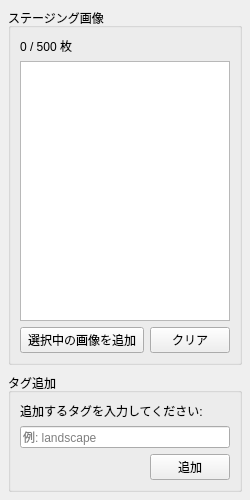
First picture: the form in src/lorairo/gui/designer/BatchTagAddWidget.ui, repository NEXTAltair/LoRAIro, before the edit.
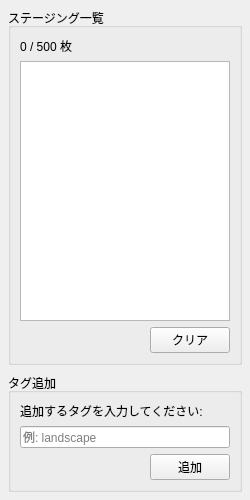
Second picture: the form after the edit.

Commit message:
refactor: Update Qt Designer UI files for batch tag workflow
- Reorganize BatchTagAddWidget.ui layout
- Update MainWindow.ui tab structure
- Regenerate MainWindow_ui.py from updated .ui file

What changed in the file:
```diff
--- a/src/lorairo/gui/designer/BatchTagAddWidget.ui
+++ b/src/lorairo/gui/designer/BatchTagAddWidget.ui
@@ -32,7 +32,7 @@
    <item>
     <widget class="QGroupBox" name="groupBoxStagingList">
      <property name="title">
-      <string>ステージング画像</string>
+      <string>ステージング一覧</string>
      </property>
      <layout class="QVBoxLayout" name="verticalLayoutStaging">
       <item>
@@ -64,17 +64,17 @@
       <item>
        <layout class="QHBoxLayout" name="horizontalLayoutStagingButtons">
         <item>
-         <widget class="QPushButton" name="pushButtonAddSelected">
-          <property name="text">
-           <string>選択中の画像を追加</string>
+         <spacer name="horizontalSpacerStagingButtons">
+          <property name="orientation">
+           <enum>Qt::Orientation::Horizontal</enum>
           </property>
-          <property name="sizePolicy">
-           <sizepolicy hsizetype="Expanding" vsizetype="Fixed">
-            <horstretch>0</horstretch>
-            <verstretch>0</verstretch>
-           </sizepolicy>
+          <property name="sizeHint" stdset="0">
+           <size>
+            <width>40</width>
+            <height>20</height>
+           </size>
           </property>
-         </widget>
+         </spacer>
         </item>
         <item>
          <widget class="QPushButton" name="pushButtonClearStaging">
```
Left out of the diff: 37 changed lines with no effect on the pictures. The commit also changes 2 other files.
